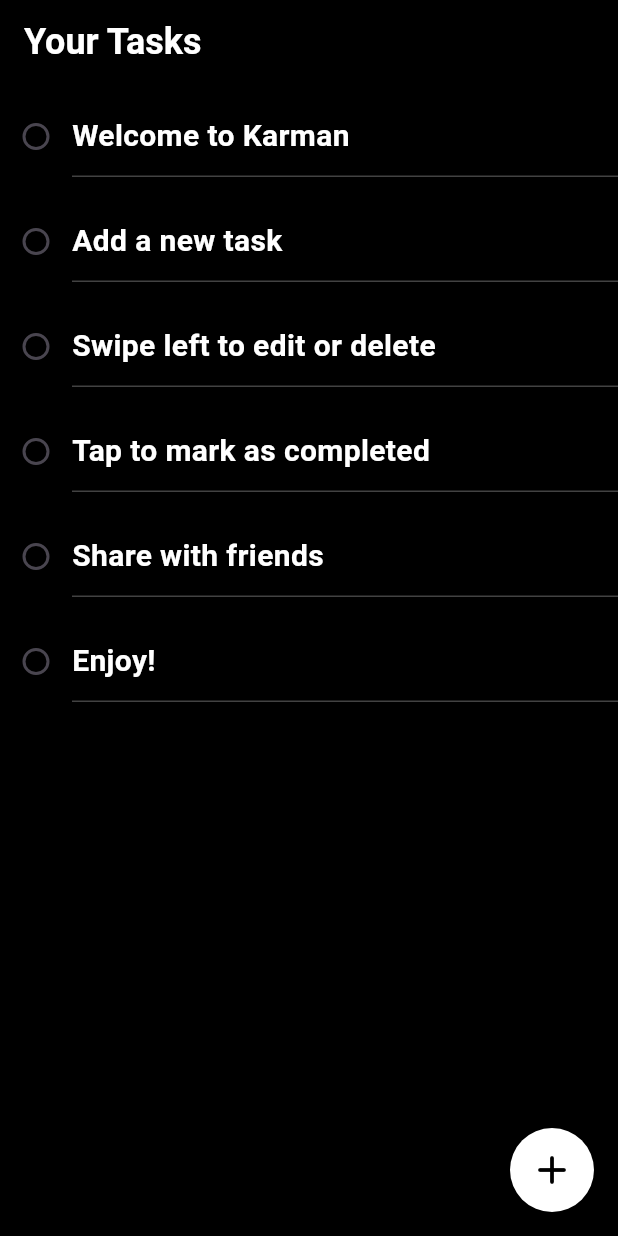
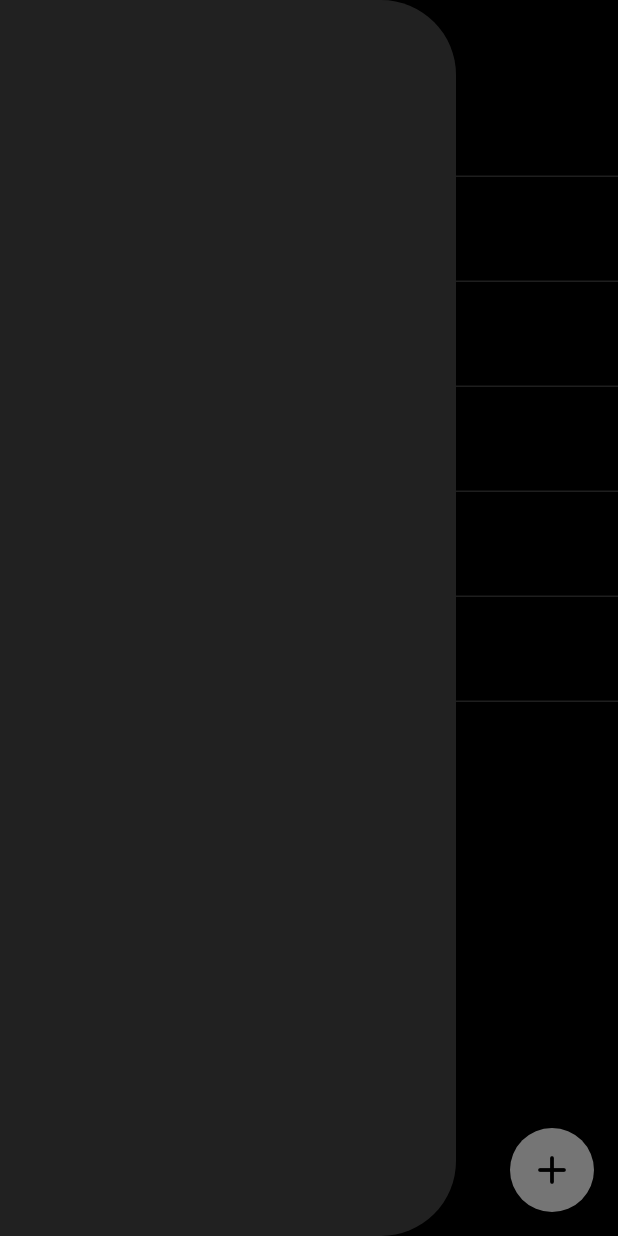
Before and after one commit to marvinlix/karman, a Flutter app: the screen it shows after launch, with the side drawer open (before the commit the screen has no drawer), on a phone screen of 412 x 824 dp. Run offline on Flutter 3.47's test engine with Material 3 defaults, Android fonts, the phone set to English and light mode, and no system bars; drawn by our look-alikes of flutter_slidable; our stand-ins replace hive, hive_flutter; accounts and stored records are empty.

Commit message:
chore: Create side drawer to tasks page

```diff
--- /dev/null
+++ b/karman_app/lib/components/side_drawer.dart
@@ -0,0 +1,27 @@
+import 'package:flutter/material.dart';
+
+class SideDrawer extends StatefulWidget {
+  const SideDrawer({super.key});
+
+  @override
+  State<SideDrawer> createState() => _SideDrawerState();
+}
+
+class _SideDrawerState extends State<SideDrawer> {
+  @override
+  Widget build(BuildContext context) {
+    return Drawer(
+      backgroundColor: Colors.grey[900],
+      elevation: 0,
+      shape: RoundedRectangleBorder(
+        borderRadius: BorderRadius.only(
+          topRight: Radius.circular(50),
+          bottomRight: Radius.circular(50),
+        ),
+      ),
+      child: ListView(
+        children: [],
+      ),
+    );
+  }
+}
--- a/karman_app/lib/pages/tasks_page.dart
+++ b/karman_app/lib/pages/tasks_page.dart
@@ -1,5 +1,6 @@
 import 'package:flutter/material.dart';
 import 'package:hive/hive.dart';
+import 'package:karman_app/components/side_drawer.dart';
 import 'package:karman_app/components/task_dialog.dart';
 import 'package:karman_app/components/task_tile.dart';
 import 'package:karman_app/data/database.dart';
@@ -114,7 +115,9 @@
           ),
           backgroundColor: Colors.black,
           elevation: 0,
+          iconTheme: IconThemeData(color: Colors.white),
         ),
+        drawer: SideDrawer(),
         floatingActionButton: FloatingActionButton(
           onPressed: createNewTask,
           backgroundColor: Colors.white,
```
